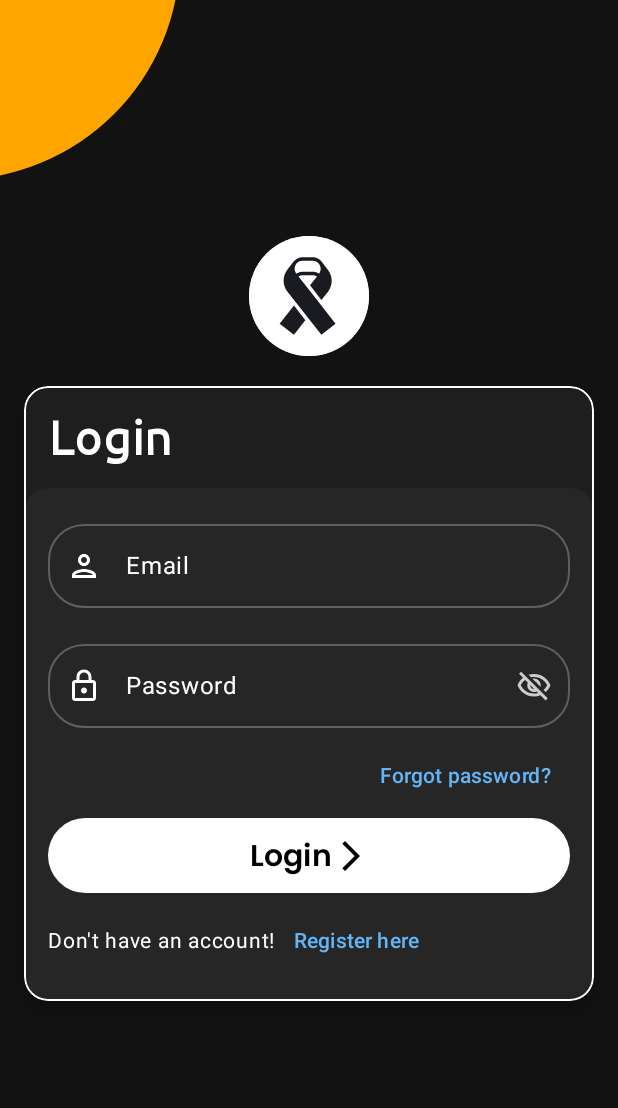
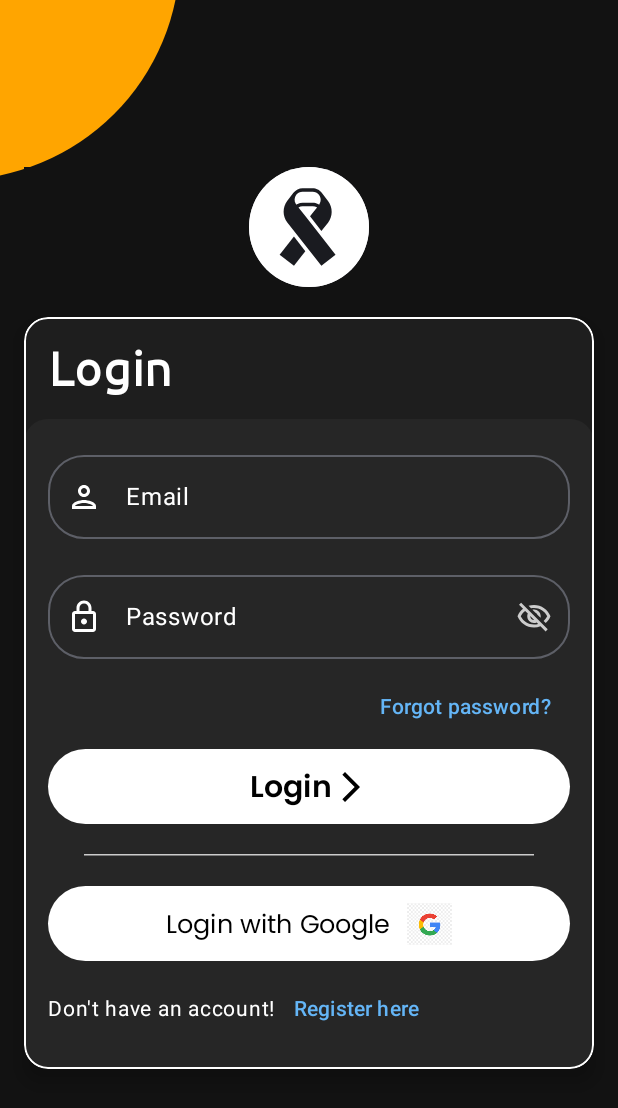
Before and after one commit to ideatmind/Middleman, an Android app built with Jetpack Compose: the screen it shows after launch (MainActivity), on a phone screen of 412 x 824 dp. Shown: the top 1108 px of the screen. Run offline under Robolectric (Android 15) with nearby library versions, the phone set to English and light mode, and no system bars; our stand-ins replace Firebase (no records; nobody signed in at launch, a user with empty details on screens opened directly), livedata-compose.

Commit message:
Google Login

```diff
--- a/app/src/main/java/com/middleman/contracts/screens/LoginScreen.kt
+++ b/app/src/main/java/com/middleman/contracts/screens/LoginScreen.kt
@@ -3,6 +3,7 @@ import android.app.Activity
 import android.widget.Toast
 import androidx.activity.compose.BackHandler
 import androidx.compose.foundation.BorderStroke
+import androidx.compose.foundation.Image
 import androidx.compose.foundation.background
 import androidx.compose.foundation.layout.Arrangement
 import androidx.compose.foundation.layout.Box
@@ -15,6 +16,7 @@ import androidx.compose.foundation.layout.height
 import androidx.compose.foundation.layout.offset
 import androidx.compose.foundation.layout.padding
 import androidx.compose.foundation.layout.size
+import androidx.compose.foundation.layout.width
 import androidx.compose.foundation.shape.RoundedCornerShape
 import androidx.compose.material.icons.Icons
 import androidx.compose.material.icons.filled.ArrowForwardIos
@@ -28,6 +30,7 @@ import androidx.compose.material3.ButtonDefaults
 import androidx.compose.material3.Card
 import androidx.compose.material3.CardDefaults
 import androidx.compose.material3.ExperimentalMaterial3Api
+import androidx.compose.material3.HorizontalDivider
 import androidx.compose.material3.Icon
 import androidx.compose.material3.IconButton
 import androidx.compose.material3.OutlinedTextField
@@ -47,6 +50,7 @@ import androidx.compose.ui.graphics.Color
 import androidx.compose.ui.graphics.graphicsLayer
 import androidx.compose.ui.platform.LocalContext
 import androidx.compose.ui.res.painterResource
+import androidx.compose.ui.res.stringResource
 import androidx.compose.ui.text.font.FontWeight
 import androidx.compose.ui.text.input.PasswordVisualTransformation
 import androidx.compose.ui.text.input.VisualTransformation
@@ -55,11 +59,15 @@ import androidx.compose.ui.unit.dp
 import androidx.compose.ui.unit.sp
 import androidx.lifecycle.viewmodel.compose.viewModel
 import androidx.navigation.NavHostController
+import com.google.android.gms.auth.api.signin.GoogleSignIn
+import com.google.android.gms.auth.api.signin.GoogleSignInOptions
+import com.google.firebase.Firebase
+import com.google.firebase.auth.auth
 import com.middleman.contracts.R
-import com.middleman.contracts.viewmodel.AuthViewModel
 import com.middleman.contracts.navigation.Routes
 import com.middleman.contracts.ui.theme.poppinsFontFamily
 import com.middleman.contracts.ui.theme.ubuntuFontFamily
+import com.middleman.contracts.viewmodel.AuthViewModel
 
 @OptIn(ExperimentalMaterial3Api::class)
 @Composable
@@ -103,15 +111,39 @@ fun LoginScreen(navController: NavHostController) {
     val authViewModel: AuthViewModel = viewModel()
     val firebaseUser by authViewModel.firebaseUser.observeAsState()
     val error by authViewModel.error.observeAsState()
+    var user by remember { mutableStateOf(Firebase.auth.currentUser) }
+
+    // Google login
+    val launcher = authViewModel.authLauncher(
+        onAuthComplete = { result ->
+            user = result.user
+        },
+        onAuthError = {
+            user = null
+        }
+    )
+
+    val token = stringResource(R.string.web_id)
 
     val context = LocalContext.current
 
+
     LaunchedEffect(firebaseUser) {
-        if(firebaseUser != null) {
+        if(firebaseUser !=  null) {
             navController.navigate(Routes.BottomNav.routes) {
                 popUpTo(navController.graph.startDestinationId)
                 launchSingleTop = true
             }
+        }
+    }
+
+    LaunchedEffect(user) {
+        if(user != null) {
+            navController.navigate(Routes.BottomNav.routes) {
+                popUpTo(navController.graph.startDestinationId)
+                launchSingleTop = true
+            }
+            Toast.makeText(context, "Logging in with ${user!!.email}", Toast.LENGTH_SHORT).show()
         }
     }
 
@@ -293,6 +325,38 @@ fun LoginScreen(navController: NavHostController) {
                         }
                     }
 
+                    HorizontalDivider(Modifier.padding(vertical = 20.dp, horizontal = 24.dp), color = Color.LightGray)
+
+                    Button(onClick = {
+                        if(user == null) {
+                            val gso =
+                                GoogleSignInOptions.Builder(GoogleSignInOptions.DEFAULT_SIGN_IN)
+                                    .requestIdToken(token)
+                                    .requestEmail()
+                                    .build()
+                            val gsc = GoogleSignIn.getClient(context,gso)
+                            launcher.launch(gsc.signInIntent)
+                        }
+                    },
+                        colors = ButtonDefaults.buttonColors(Color.White), // Orange button color
+                        modifier = Modifier
+                            .fillMaxWidth()
+                            .height(50.dp)) {
+                        Row(
+                            verticalAlignment = Alignment.CenterVertically
+                        ) {
+                            Text(text = "Login with Google", color = Color.Black, fontSize = 17.sp, fontFamily = poppinsFontFamily, fontWeight = FontWeight.Normal)
+
+                            Spacer(modifier = Modifier.width(10.dp))
+
+                            Image(
+                                painter = painterResource(id = R.drawable.google_icon),
+                                contentDescription = null,
+                                modifier = Modifier.size(30.dp)
+                            )
+                        }
+                    }
+
                     Spacer(modifier = Modifier.height(8.dp))
 
                     // Terms of Service Text
--- a/app/src/main/java/com/middleman/contracts/viewmodel/AuthViewModel.kt
+++ b/app/src/main/java/com/middleman/contracts/viewmodel/AuthViewModel.kt
@@ -1,11 +1,23 @@
 package com.middleman.contracts.viewmodel
 
 import android.content.Context
+import android.content.Intent
+import androidx.activity.compose.ManagedActivityResultLauncher
+import androidx.activity.compose.rememberLauncherForActivityResult
+import androidx.activity.result.ActivityResult
+import androidx.activity.result.contract.ActivityResultContracts
+import androidx.compose.runtime.Composable
+import androidx.compose.runtime.rememberCoroutineScope
 import androidx.lifecycle.LiveData
 import androidx.lifecycle.MutableLiveData
 import androidx.lifecycle.ViewModel
+import com.google.android.gms.auth.api.signin.GoogleSignIn
+import com.google.android.gms.common.api.ApiException
+import com.google.firebase.auth.AuthResult
 import com.google.firebase.auth.FirebaseAuth
 import com.google.firebase.auth.FirebaseUser
+import com.google.firebase.auth.GoogleAuthProvider
+import com.google.firebase.auth.auth
 import com.google.firebase.database.DataSnapshot
 import com.google.firebase.database.DatabaseError
 import com.google.firebase.database.FirebaseDatabase
@@ -14,6 +26,8 @@ import com.google.firebase.ktx.Firebase
 import com.google.firebase.storage.ktx.storage
 import com.middleman.contracts.model.UserModel
 import com.middleman.contracts.utils.SharedPref
+import kotlinx.coroutines.launch
+import kotlinx.coroutines.tasks.await
 
 class AuthViewModel: ViewModel() {
 
@@ -166,8 +180,31 @@ class AuthViewModel: ViewModel() {
 //        }
 //    }
 
+
+    @Composable
+    fun authLauncher(
+        onAuthComplete: (AuthResult) -> Unit,
+        onAuthError: (ApiException) -> Unit
+    ) : ManagedActivityResultLauncher<Intent, ActivityResult> {
+        val scope = rememberCoroutineScope()
+        return rememberLauncherForActivityResult(ActivityResultContracts.StartActivityForResult()) { result->
+            val task = GoogleSignIn.getSignedInAccountFromIntent(result.data)
+            try{
+                val account = task.getResult(ApiException::class.java)!!
+                val credential = GoogleAuthProvider.getCredential(account.idToken!!,null)
+                scope.launch {
+                    val authResult = com.google.firebase.Firebase.auth.signInWithCredential(credential).await()
+                    onAuthComplete(authResult)
+                }
+            }catch(e: ApiException){
+                onAuthError(e)
+            }
+        }
+    }
+
     fun logout() {
         auth.signOut()
         _firebaseUser.postValue(null)
+
     }
 }
--- a/app/src/main/res/values/strings.xml
+++ b/app/src/main/res/values/strings.xml
@@ -1,3 +1,4 @@
 <resources>
     <string name="app_name">middleman</string>
+    <string name="web_id">153875744437-44md6a3673vnrudjhhlhe8vv1elqcl48.apps.googleusercontent.com</string>
 </resources>
```
Also changed, not shown: app/build.gradle.kts (+6 -6 lines), app/src/main/java/com/middleman/contracts/screens/CreateOrder.kt (+18 -41 lines), app/src/main/java/com/middleman/contracts/screens/Profile.kt (+2 -5 lines), app/src/main/res/drawable/google_icon.png (added).
